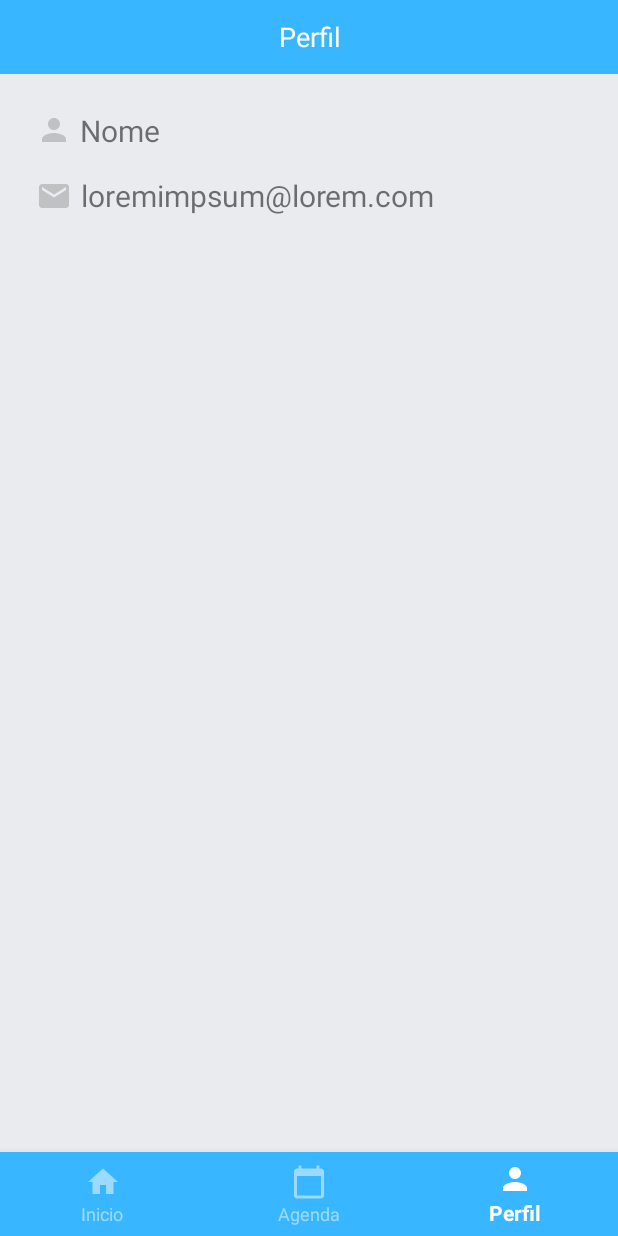
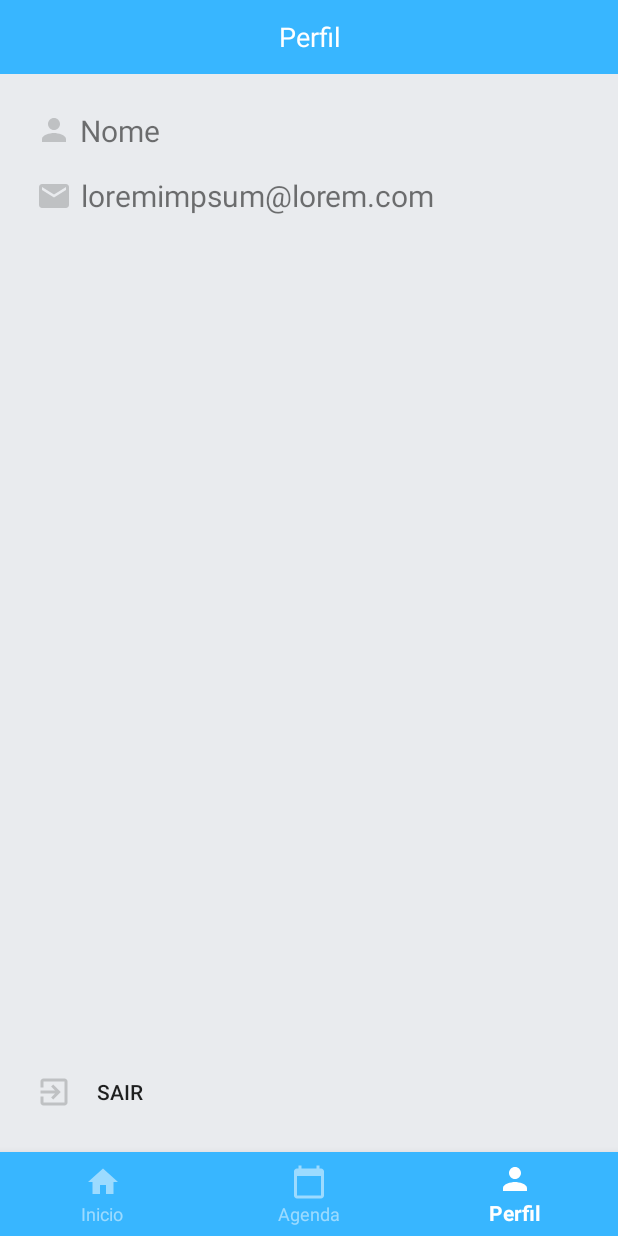
Before and after one commit to cobuci/orgwork, an Android app: the fragment AgendaFragment placed in its activity, item 3 of the bottom bar chosen, on a phone screen of 412 x 824 dp. Run offline under Robolectric (Android 15) with nearby library versions, the phone set to English and light mode, and no system bars; our stand-ins replace Firebase (no records; nobody signed in at launch, a user with empty details on screens opened directly).

```diff
--- a/app/src/main/java/Acitivity/Fragment/AgendaFragment.java
+++ /dev/null
@@ -1,40 +0,0 @@
-package Acitivity.Fragment;
-
-import android.os.Bundle;
-import android.view.LayoutInflater;
-import android.view.View;
-import android.view.ViewGroup;
-
-import androidx.annotation.Nullable;
-import androidx.fragment.app.Fragment;
-
-import com.google.firebase.auth.FirebaseAuth;
-import com.google.firebase.auth.FirebaseUser;
-import com.orgwork.renewed.R;
-
-import Class.Conexao;
-
-public class AgendaFragment extends Fragment {
-
-    private FirebaseAuth auth;
-    private FirebaseUser user;
-
-    @Nullable
-    @Override
-    public View onCreateView(LayoutInflater inflater, @Nullable ViewGroup container, @Nullable Bundle savedInstanceState){
-        View view = inflater.inflate(R.layout.fragment_calendar, container, false);
-
-
-        return view;
-    }
-
-
-    @Override
-    public void onStart() {
-        super.onStart();
-        auth = Conexao.getFirebaseAuth();
-        user = Conexao.getFirebaseUser();
-
-    }
-
-}
--- a/app/src/main/java/Acitivity/Fragment/ProfileFragment.java
+++ b/app/src/main/java/Activity/Fragment/AgendaFragment.java
@@ -1,10 +1,9 @@
-package Acitivity.Fragment;
+package Activity.Fragment;
 
 import android.os.Bundle;
 import android.view.LayoutInflater;
 import android.view.View;
 import android.view.ViewGroup;
-import android.widget.TextView;
 
 import androidx.annotation.Nullable;
 import androidx.fragment.app.Fragment;
@@ -15,21 +14,19 @@ import com.orgwork.renewed.R;
 
 import Class.Conexao;
 
-public class ProfileFragment extends Fragment {
+public class AgendaFragment extends Fragment {
 
     private FirebaseAuth auth;
     private FirebaseUser user;
-    TextView email,name;
 
     @Nullable
     @Override
     public View onCreateView(LayoutInflater inflater, @Nullable ViewGroup container, @Nullable Bundle savedInstanceState){
-        View view = inflater.inflate(R.layout.fragment_perfil, container, false);
+        View view = inflater.inflate(R.layout.fragment_calendar, container, false);
 
 
         return view;
     }
-
 
 
     @Override
@@ -37,22 +34,7 @@ public class ProfileFragment extends Fragment {
         super.onStart();
         auth = Conexao.getFirebaseAuth();
         user = Conexao.getFirebaseUser();
-        verificaUser();
 
     }
 
-
-    private void verificaUser() {
-        if (user == null){
-
-
-        }else{
-            email = getView().findViewById(R.id.txt_email_perfil);
-            name = getView().findViewById(R.id.txt_nome_perfil);
-
-            email.setText(user.getEmail());
-            name.setText(user.getDisplayName());
-
-        }
-    }
 }
--- a/app/src/main/java/Acitivity/Fragment/HomeFragment.java
+++ b/app/src/main/java/Activity/Fragment/HomeFragment.java
@@ -1,4 +1,4 @@
-package Acitivity.Fragment;
+package Activity.Fragment;
 
 import android.os.Bundle;
 import android.view.LayoutInflater;
--- /dev/null
+++ b/app/src/main/java/Activity/Fragment/ProfileFragment.java
@@ -0,0 +1,78 @@
+package Activity.Fragment;
+
+import android.content.Intent;
+import android.os.Bundle;
+import android.view.LayoutInflater;
+import android.view.View;
+import android.view.ViewGroup;
+import android.widget.Button;
+import android.widget.TextView;
+
+import androidx.annotation.Nullable;
+import androidx.fragment.app.Fragment;
+
+import com.google.firebase.auth.FirebaseAuth;
+import com.google.firebase.auth.FirebaseUser;
+import com.orgwork.renewed.R;
+
+import Activity.SplashActivity;
+import Class.Conexao;
+
+public class ProfileFragment extends Fragment {
+
+    private FirebaseAuth auth;
+    private FirebaseUser user;
+    TextView email,name;
+    Button btn;
+    @Nullable
+    @Override
+    public View onCreateView(LayoutInflater inflater, @Nullable ViewGroup container, @Nullable Bundle savedInstanceState){
+        View view = inflater.inflate(R.layout.fragment_perfil, container, false);
+
+
+        //Botão deslogar
+      btn = view.findViewById(R.id.btn_Sair);
+
+       btn.setOnClickListener(new View.OnClickListener() {
+           @Override
+           public void onClick(View v) {
+               Conexao.logOut();
+               getActivity().finish();
+               Intent intent = new Intent(v.getContext(), SplashActivity.class);
+               startActivity(intent);
+           }
+       });
+
+
+
+        return view;
+    }
+
+
+
+    @Override
+    public void onStart() {
+        super.onStart();
+        auth = Conexao.getFirebaseAuth();
+        user = Conexao.getFirebaseUser();
+        verificaUser();
+
+    }
+
+
+
+
+    private void verificaUser() {
+        if (user == null){
+
+
+        }else{
+            email = getView().findViewById(R.id.txt_email_perfil);
+            name = getView().findViewById(R.id.txt_nome_perfil);
+
+            email.setText(user.getEmail());
+            name.setText(user.getDisplayName());
+
+        }
+    }
+}
--- a/app/src/main/java/Acitivity/RecoveryActivity.java
+++ b/app/src/main/java/Activity/RecoveryActivity.java
@@ -1,4 +1,4 @@
-package Acitivity;
+package Activity;
 
 import android.os.Bundle;
 import android.view.View;
--- a/app/src/main/java/com/orgwork/renewed/Menu.java
+++ b/app/src/main/java/com/orgwork/renewed/Menu.java
@@ -11,9 +11,9 @@ import com.google.android.material.bottomnavigation.BottomNavigationView;
 import com.google.firebase.auth.FirebaseAuth;
 import com.google.firebase.auth.FirebaseUser;
 
-import Acitivity.Fragment.AgendaFragment;
-import Acitivity.Fragment.HomeFragment;
-import Acitivity.Fragment.ProfileFragment;
+import Activity.Fragment.AgendaFragment;
+import Activity.Fragment.HomeFragment;
+import Activity.Fragment.ProfileFragment;
 import Class.Conexao;
 
 public class Menu extends AppCompatActivity {
--- /dev/null
+++ b/app/src/main/res/drawable/ic_exit.xml
@@ -0,0 +1,5 @@
+<vector android:alpha="0.3" android:height="24dp"
+    android:tint="?attr/colorControlNormal" android:viewportHeight="24"
+    android:viewportWidth="24" android:width="24dp" xmlns:android="http://schemas.android.com/apk/res/android">
+    <path android:fillColor="@android:color/white" android:pathData="M10.09,15.59L11.5,17l5,-5 -5,-5 -1.41,1.41L12.67,11H3v2h9.67l-2.58,2.59zM19,3H5c-1.11,0 -2,0.9 -2,2v4h2V5h14v14H5v-4H3v4c0,1.1 0.89,2 2,2h14c1.1,0 2,-0.9 2,-2V5c0,-1.1 -0.9,-2 -2,-2z"/>
+</vector>
--- a/app/src/main/res/layout/activity_main.xml
+++ b/app/src/main/res/layout/activity_main.xml
@@ -7,7 +7,7 @@
     android:background="@drawable/background"
     android:fitsSystemWindows="true"
 
-    tools:context="Acitivity.MainActivity">
+    tools:context="Activity.MainActivity">
 
     <androidx.constraintlayout.widget.ConstraintLayout
         android:layout_width="match_parent"
@@ -42,7 +42,7 @@
             android:id="@+id/textView"
             android:layout_width="wrap_content"
             android:layout_height="wrap_content"
-            android:layout_marginTop="24dp"
+            android:layout_marginTop="40dp"
             android:fontFamily="casual"
             android:text="@string/Text_Titulo_Main_Activity"
             android:textColor="#FFFFFF"
--- a/app/src/main/res/layout/activity_recover.xml
+++ b/app/src/main/res/layout/activity_recover.xml
@@ -5,7 +5,7 @@
     android:layout_width="match_parent"
     android:layout_height="match_parent"
     android:padding="20dp"
-    tools:context="Acitivity.RecoveryActivity">
+    tools:context="Activity.RecoveryActivity">
 
 
 
--- a/app/src/main/res/layout/activity_register.xml
+++ b/app/src/main/res/layout/activity_register.xml
@@ -5,7 +5,7 @@
     android:layout_width="match_parent"
     android:layout_height="match_parent"
     android:padding="20dp"
-    tools:context="Acitivity.RegisterAcitivity">
+    tools:context="Activity.RegisterActivity">
 
     <TextView
         android:id="@+id/textView5"
--- a/app/src/main/res/layout/fragment_home.xml
+++ b/app/src/main/res/layout/fragment_home.xml
@@ -14,7 +14,7 @@
 
 
             <TextView
-                android:id="@+id/txtTitulo"
+                android:id="@+id/txtTituloInicio"
                 android:layout_width="fill_parent"
                 android:layout_height="match_parent"
                 android:gravity="center"
--- a/app/src/main/res/layout/fragment_perfil.xml
+++ b/app/src/main/res/layout/fragment_perfil.xml
@@ -52,4 +52,17 @@
         android:textSize="20sp"
         app:layout_constraintStart_toStartOf="parent"
         app:layout_constraintTop_toBottomOf="@+id/linearLayout" />
+
+
+    <Button
+        android:id="@+id/btn_Sair"
+        android:layout_width="wrap_content"
+        android:layout_height="wrap_content"
+        android:layout_marginStart="24dp"
+        android:layout_marginBottom="16dp"
+        android:background="#00FFFFFF"
+        android:drawableLeft="@drawable/ic_exit"
+        android:text="Sair"
+        app:layout_constraintBottom_toBottomOf="parent"
+        app:layout_constraintStart_toStartOf="parent" />
 </androidx.constraintlayout.widget.ConstraintLayout>
```
Also changed, not shown: app/src/main/AndroidManifest.xml (+7 -4 lines), app/src/main/java/Activity/MainActivity.java (renamed from app/src/main/java/Acitivity/MainActivity.java, +10 -6 lines), app/src/main/java/Activity/RegisterActivity.java (renamed from app/src/main/java/Acitivity/RegisterAcitivity.java, +5 -5 lines), app/src/main/java/Activity/SplashActivity.java (added, +75 -0 lines), app/src/main/res/layout/activity_splash.xml (added, +34 -0 lines), app/src/main/res/layout/fragment_calendar.xml (+23 -1 lines), app/src/main/res/drawable/logo_completo.png (added).
